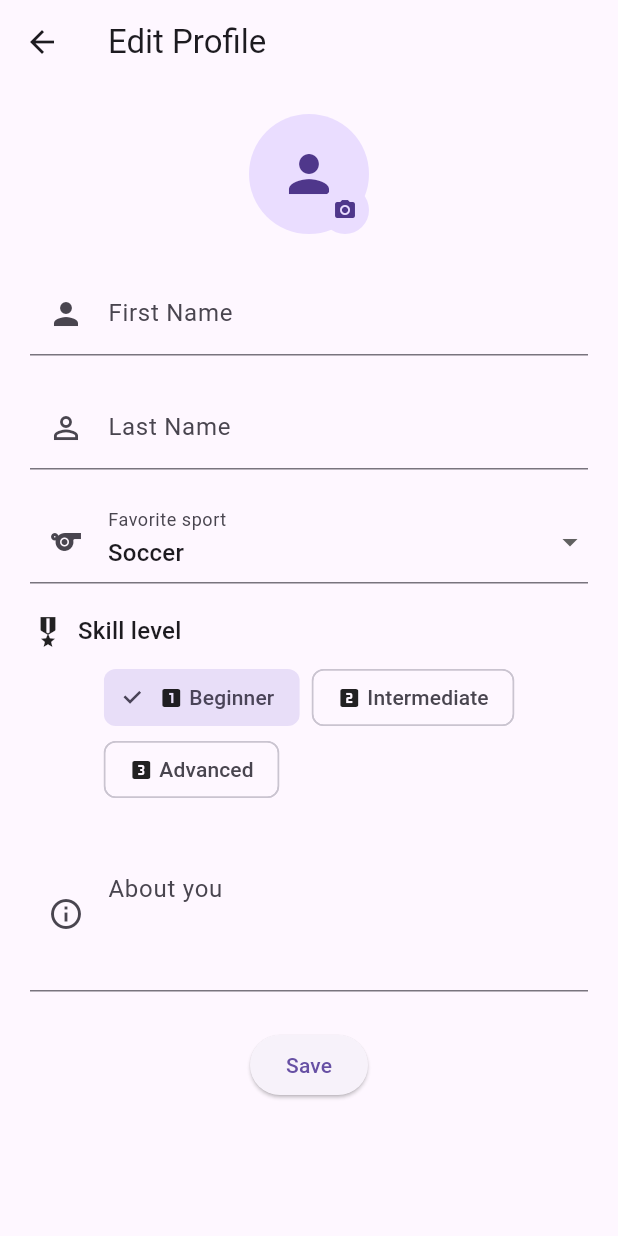
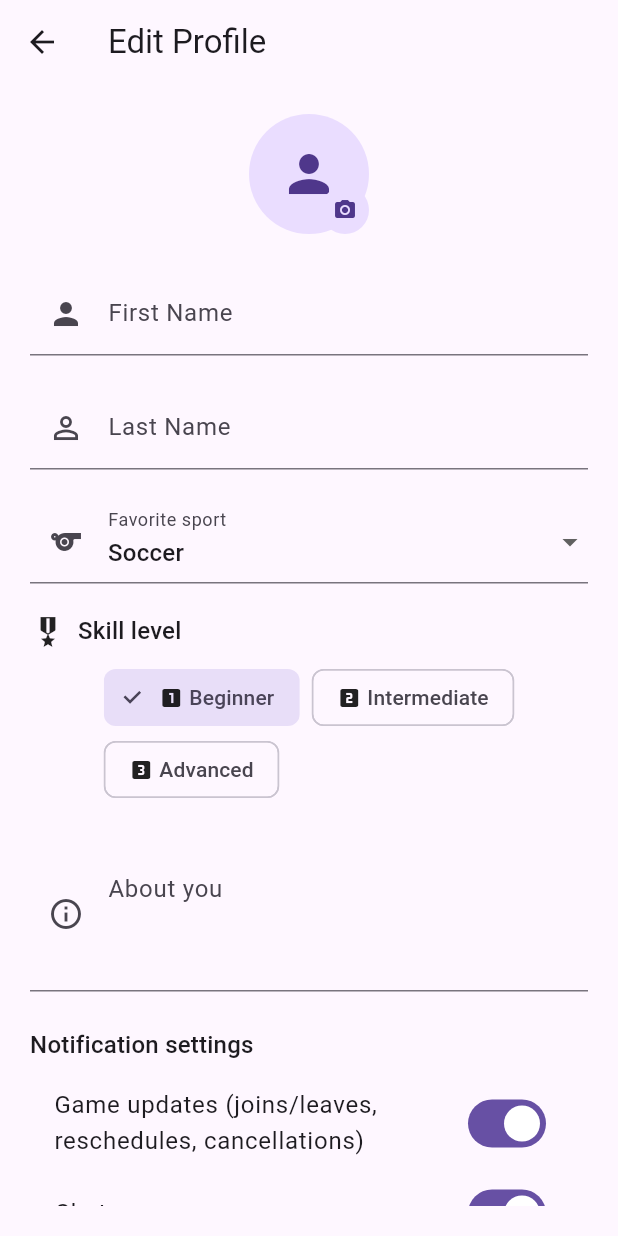
Before and after one commit to MayeshaJ/gr13-gamelink-fall-2025, a Flutter app: the EditProfileView screen opened directly with empty values, on a phone screen of 412 x 824 dp. Run offline on Flutter 3.47's test engine with Material 3 defaults, Android fonts, the phone set to English and light mode, and no system bars; our stand-ins replace cloud_firestore, firebase_auth, firebase_core, firebase_messaging, firebase_storage, go_router and 2 more; accounts and stored records are empty.

Commit message:
Add user notification preference toggles and save to Firestore

```diff
--- a/lib/models/app_user.dart
+++ b/lib/models/app_user.dart
@@ -7,6 +7,9 @@ class AppUser {
   final String primarySport;
   final String skillLevel;
   final String bio;
+  final bool notifyGameUpdates;   // joins/leaves, reschedules, cancellations
+  final bool notifyChatMessages;  // new chat messages
+  final bool notifyReminders;     // 1-hour before game, etc.
 
   AppUser({
     required this.uid,
@@ -17,6 +20,9 @@ class AppUser {
     this.primarySport = '',
     this.skillLevel = '',
     this.bio = '',
+    this.notifyGameUpdates = true,
+    this.notifyChatMessages = true,
+    this.notifyReminders = true,
   });
 
   // Helper getter for full name
@@ -43,6 +49,9 @@ class AppUser {
       'primarySport': primarySport,
       'skillLevel': skillLevel,
       'bio': bio,
+      'notifyGameUpdates': notifyGameUpdates,
+      'notifyChatMessages': notifyChatMessages,
+      'notifyReminders': notifyReminders,
     };
   }
 
@@ -71,6 +80,9 @@ class AppUser {
       primarySport: data['primarySport'] ?? '',
       skillLevel: data['skillLevel'] ?? '',
       bio: data['bio'] ?? '',
+      notifyGameUpdates: data['notifyGameUpdates'] as bool? ?? true,
+      notifyChatMessages: data['notifyChatMessages'] as bool? ?? true,
+      notifyReminders: data['notifyReminders'] as bool? ?? true,
     );
   }
 }
--- a/lib/views/profile/edit_profile_view.dart
+++ b/lib/views/profile/edit_profile_view.dart
@@ -27,6 +27,10 @@ class _EditProfileViewState extends State<EditProfileView> {
   late String _photoUrl;
   late String _selectedSport;
   late String _selectedSkillLevel;
+  bool _notifyGameUpdates = true;
+  bool _notifyChatMessages = true;
+  bool _notifyReminders = true;
+
 
   final List<String> _sportsOptions = const [
     'Soccer',
@@ -58,6 +62,10 @@ class _EditProfileViewState extends State<EditProfileView> {
     _selectedSkillLevel = widget.user.skillLevel.isNotEmpty
         ? widget.user.skillLevel
         : _skillLevels.first;
+    _notifyGameUpdates = widget.user.notifyGameUpdates;
+    _notifyChatMessages = widget.user.notifyChatMessages;
+    _notifyReminders = widget.user.notifyReminders;
+
   }
 
   @override
@@ -92,6 +100,9 @@ class _EditProfileViewState extends State<EditProfileView> {
           'primarySport': _selectedSport,
           'skillLevel': _selectedSkillLevel,
           'bio': newBio,
+          'notifyGameUpdates': _notifyGameUpdates,
+          'notifyChatMessages': _notifyChatMessages,
+          'notifyReminders': _notifyReminders,
         },
       );
 
@@ -348,6 +359,39 @@ class _EditProfileViewState extends State<EditProfileView> {
                 ),
                 maxLines: 3,
               ),
+              const SizedBox(height: 24),
+              Align(
+                alignment: Alignment.centerLeft,
+                child: Text(
+                  'Notification settings',
+                  style: Theme.of(context).textTheme.titleMedium,
+                ),
+              ),
+              const SizedBox(height: 8),
+              SwitchListTile(
+                title: const Text(
+                  'Game updates (joins/leaves, reschedules, cancellations)',
+                ),
+                value: _notifyGameUpdates,
+                onChanged: (value) {
+                  setState(() => _notifyGameUpdates = value);
+                },
+              ),
+              SwitchListTile(
+                title: const Text('Chat messages'),
+                value: _notifyChatMessages,
+                onChanged: (value) {
+                  setState(() => _notifyChatMessages = value);
+                },
+              ),
+              SwitchListTile(
+                title: const Text('Game reminders'),
+                value: _notifyReminders,
+                onChanged: (value) {
+                  setState(() => _notifyReminders = value);
+                },
+              ),
+
               const SizedBox(height: 25),
               _saving
                   ? const CircularProgressIndicator()
```
